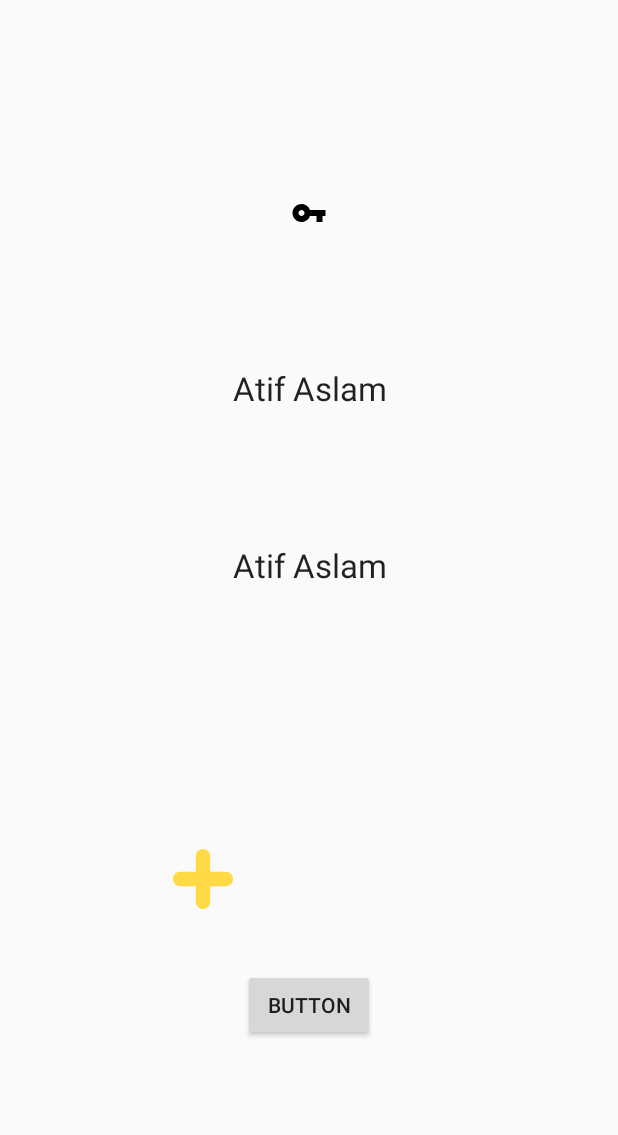
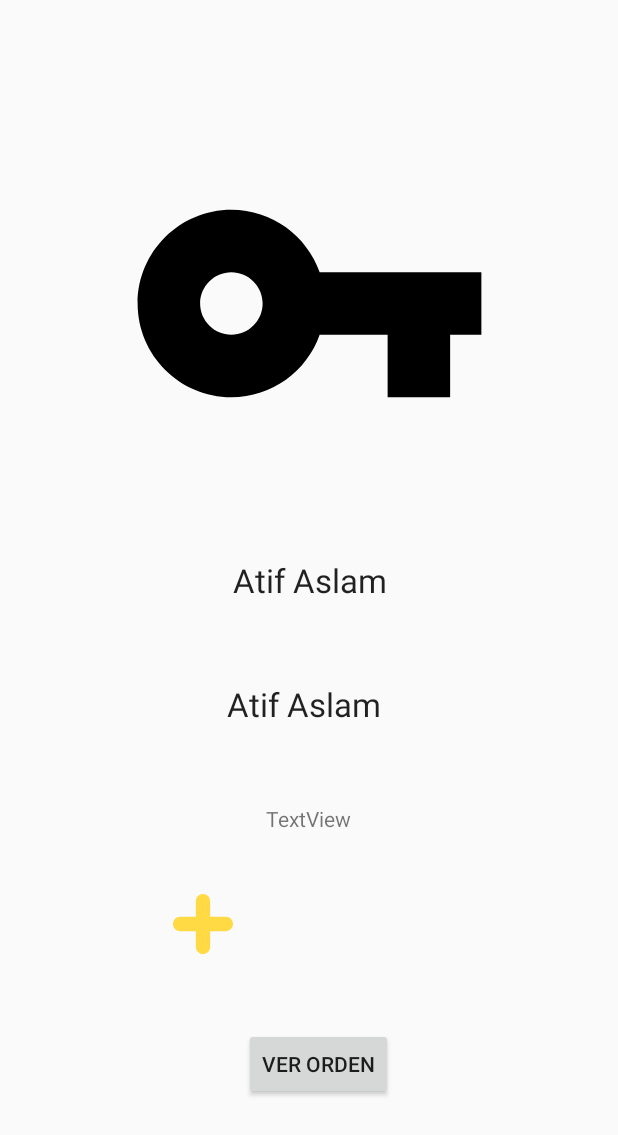
Before and after one commit to pfranccino/MyDelivery, an Android app: the layout layout_list_food.xml on its own in the app's theme, with its tools: preview values and no code run, on a phone screen of 412 x 824 dp. Shown: the top 1135 px of the screen. Run offline under Robolectric (Android 15) with nearby library versions, the phone set to English and light mode, and no system bars; network calls fail; Roboto replaces fonts that are not available here.

Commit message:
refactor view

```diff
--- a/app/src/main/java/com/example/pfranccino/mydelivery/Activities/Adapters/FoodRecycler.kt
+++ b/app/src/main/java/com/example/pfranccino/mydelivery/Activities/Adapters/FoodRecycler.kt
@@ -27,6 +27,7 @@ class FoodRecycler(private val context: Activity, var food: List<FoodDetails>) :
 
             holder.txtTitle?.text = food[position].title
             holder.txtShort?.text = food[position].short_description
+            holder.txtPrice?.text = "$ ${food[position].price}"
             Glide.with(context).load(food[position].image_large).into(holder.imagefood)
 
            holder.buttonAdd.setOnClickListener {
@@ -139,12 +140,15 @@ class FoodRecycler(private val context: Activity, var food: List<FoodDetails>) :
 
 
     class ViewHolder(view: View) : RecyclerView.ViewHolder(view) {
+
         val txtTitle = view.findViewById<TextView>(R.id.textViewTitleFood)
         val txtShort = view.findViewById<TextView>(R.id.textViewShortDescription)
+        val txtPrice = view.findViewById<TextView>(R.id.textPrice)
         val imagefood = view.findViewById<ImageView>(R.id.imageViewFood)
         val buttonAdd = view.findViewById<ImageButton>(R.id.imageButtonAdd)
         val buttonDelete = view.findViewById<ImageButton>(R.id.imageButtonDelete)
         val buttonOrder = view.findViewById<Button>(R.id.buttonOrden)
+
     }
 
 }
--- a/app/src/main/java/com/example/pfranccino/mydelivery/Activities/SummaryOrderActivity.kt
+++ b/app/src/main/java/com/example/pfranccino/mydelivery/Activities/SummaryOrderActivity.kt
@@ -4,8 +4,10 @@ import android.content.Intent
 import android.support.v7.app.AppCompatActivity
 import android.os.Bundle
 import android.support.design.widget.NavigationView
+import android.support.v4.view.GravityCompat
 import android.support.v4.widget.DrawerLayout
 import android.support.v7.widget.Toolbar
+import android.view.MenuItem
 import android.view.View
 import android.widget.ListView
 import com.example.pfranccino.mydelivery.Models.Category
@@ -73,4 +75,17 @@ class SummaryOrderActivity : AppCompatActivity() {
 
 
     }
+
+    override fun onOptionsItemSelected(item: MenuItem?): Boolean {
+
+        when(item!!.itemId){
+
+            android.R.id.home ->{
+                drawerLayout!!.openDrawer(GravityCompat.START)
+                return true
+            }
+        }
+
+        return super.onOptionsItemSelected(item)
+    }
 }
--- a/app/src/main/res/layout/layout_list_food.xml
+++ b/app/src/main/res/layout/layout_list_food.xml
@@ -10,12 +10,12 @@
 
     <ImageView
         android:id="@+id/imageViewFood"
-        android:layout_width="wrap_content"
-        android:layout_height="wrap_content"
+        android:layout_width="250dp"
+        android:layout_height="250dp"
         android:layout_gravity="center"
-        android:layout_marginBottom="25dp"
-        android:layout_marginTop="65dp"
-        app:layout_constraintBottom_toTopOf="@+id/textViewShortDescription"
+        android:layout_marginBottom="21dp"
+        android:layout_marginTop="54dp"
+        app:layout_constraintBottom_toTopOf="@+id/textViewTitleFood"
         app:layout_constraintEnd_toEndOf="parent"
         app:layout_constraintStart_toStartOf="parent"
         app:layout_constraintTop_toTopOf="parent"
@@ -24,64 +24,78 @@
 
     <TextView
         android:id="@+id/textViewTitleFood"
-        android:layout_width="411dp"
+        android:layout_width="wrap_content"
         android:layout_height="wrap_content"
-        android:layout_marginBottom="45dp"
+        android:layout_marginBottom="30dp"
+        android:layout_marginEnd="8dp"
+        android:layout_marginStart="8dp"
         android:text="Atif Aslam"
         android:textAlignment="center"
         android:textAppearance="@style/Base.TextAppearance.AppCompat.Large"
-        app:layout_constraintBottom_toTopOf="@+id/imageButtonDelete"
+        app:layout_constraintBottom_toTopOf="@+id/textViewShortDescription"
         app:layout_constraintEnd_toEndOf="parent"
         app:layout_constraintStart_toStartOf="parent"
-        app:layout_constraintTop_toBottomOf="@+id/textViewShortDescription" />
+        app:layout_constraintTop_toBottomOf="@+id/imageViewFood" />
 
     <TextView
         android:id="@+id/textViewShortDescription"
-        android:layout_width="411dp"
+        android:layout_width="wrap_content"
         android:layout_height="wrap_content"
-        android:layout_marginBottom="23dp"
+        android:layout_marginBottom="29dp"
+        android:layout_marginEnd="8dp"
         android:text="Atif Aslam"
         android:textAlignment="center"
         android:textAppearance="@style/Base.TextAppearance.AppCompat.Large"
-        app:layout_constraintBottom_toTopOf="@+id/textViewTitleFood"
-        app:layout_constraintEnd_toEndOf="parent"
-        app:layout_constraintStart_toStartOf="parent"
-        app:layout_constraintTop_toBottomOf="@+id/imageViewFood" />
+        app:layout_constraintBottom_toTopOf="@+id/textPrice"
+        app:layout_constraintEnd_toEndOf="@+id/textViewTitleFood"
+        app:layout_constraintStart_toStartOf="@+id/textViewTitleFood"
+        app:layout_constraintTop_toBottomOf="@+id/textViewTitleFood" />
 
     <ImageButton
         android:id="@+id/imageButtonAdd"
         android:layout_width="wrap_content"
         android:layout_height="wrap_content"
-        android:layout_marginBottom="40dp"
-        android:layout_marginStart="12dp"
+        android:layout_marginBottom="26dp"
+        android:layout_marginStart="13dp"
         android:background="@drawable/ic_add"
         app:layout_constraintBottom_toTopOf="@+id/buttonOrden"
         app:layout_constraintEnd_toStartOf="@+id/imageButtonDelete"
-        app:layout_constraintStart_toStartOf="parent" />
+        app:layout_constraintStart_toStartOf="parent"
+        app:layout_constraintTop_toBottomOf="@+id/textPrice" />
 
     <ImageButton
         android:id="@+id/imageButtonDelete"
         android:layout_width="wrap_content"
         android:layout_height="wrap_content"
-        android:layout_marginBottom="40dp"
-        android:layout_marginEnd="10dp"
+        android:layout_marginBottom="26dp"
+        android:layout_marginEnd="12dp"
+        android:background="@drawable/ic_subtract_sign"
         android:visibility="invisible"
-        android:background="@drawable/ic_subtract_sign"
         app:layout_constraintBottom_toTopOf="@+id/buttonOrden"
         app:layout_constraintEnd_toEndOf="parent"
-        app:layout_constraintStart_toEndOf="@+id/imageButtonAdd"
-        app:layout_constraintTop_toBottomOf="@+id/textViewTitleFood" />
+        app:layout_constraintStart_toEndOf="@+id/imageButtonAdd" />
 
     <Button
         android:id="@+id/buttonOrden"
         android:layout_width="wrap_content"
         android:layout_height="wrap_content"
-        android:layout_marginBottom="65dp"
-        android:text="Button"
+        android:layout_marginBottom="67dp"
+        android:layout_marginStart="7dp"
+        android:text="Ver orden"
         app:layout_constraintBottom_toBottomOf="parent"
-        app:layout_constraintEnd_toEndOf="parent"
-        app:layout_constraintStart_toStartOf="parent"
-        app:layout_constraintTop_toBottomOf="@+id/imageButtonDelete" />
+        app:layout_constraintStart_toEndOf="@+id/imageButtonAdd"
+        app:layout_constraintTop_toBottomOf="@+id/imageButtonAdd" />
+
+    <TextView
+        android:id="@+id/textPrice"
+        android:layout_width="wrap_content"
+        android:layout_height="wrap_content"
+        android:layout_marginBottom="17dp"
+        android:layout_marginStart="22dp"
+        android:text="TextView"
+        app:layout_constraintBottom_toTopOf="@+id/imageButtonAdd"
+        app:layout_constraintStart_toEndOf="@+id/imageButtonAdd"
+        app:layout_constraintTop_toBottomOf="@+id/textViewShortDescription" />
 
 
 </android.support.constraint.ConstraintLayout>
```
